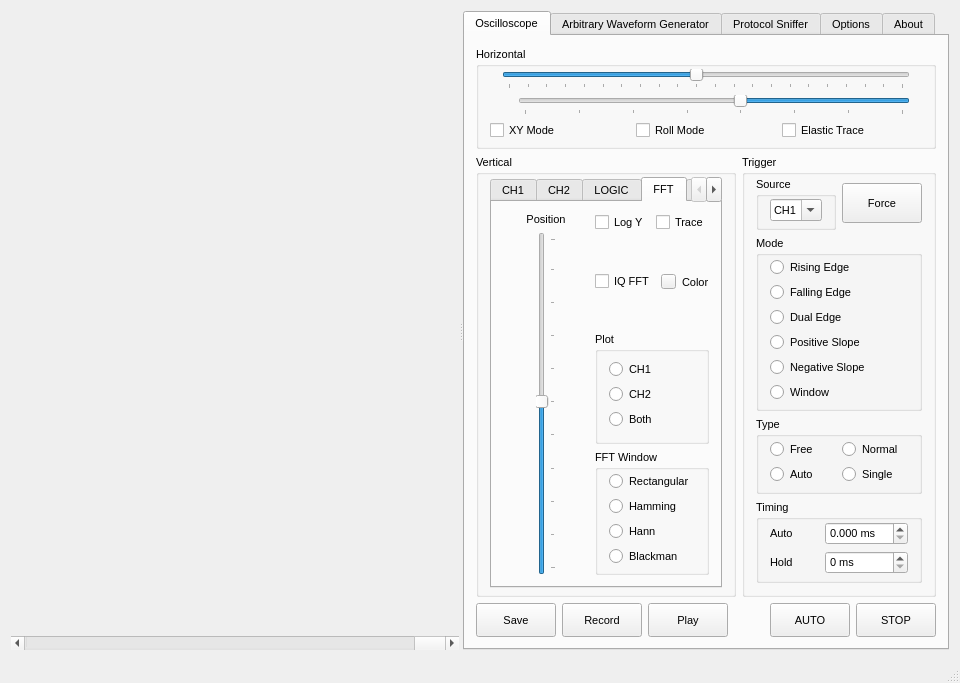
Above: xprotolabinterface.ui from ganzziani/xscopes-qt before the change. Below: the same form after it.
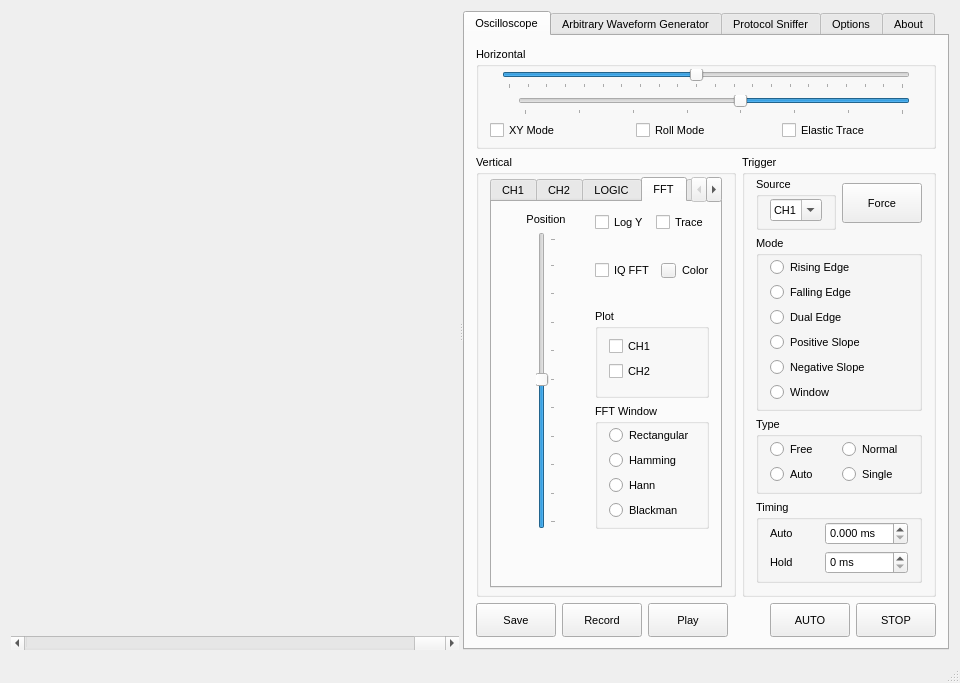
That is the form after the change. The open tabs and pages were chosen to show the change. Icons and pictures are not drawn. Custom widgets are drawn as their Qt base class.

Patch:
```diff
--- a/xprotolabinterface.ui
+++ b/xprotolabinterface.ui
@@ -1569,6 +1569,9 @@
                       <property name="spacing">
                        <number>6</number>
                       </property>
+                      <property name="bottomMargin">
+                       <number>6</number>
+                      </property>
                       <item>
                        <layout class="QVBoxLayout" name="verticalLayout_40">
                         <item>
@@ -1706,35 +1709,31 @@
                            <string>Plot</string>
                           </property>
                           <layout class="QVBoxLayout" name="verticalLayout_37">
+                           <property name="spacing">
+                            <number>6</number>
+                           </property>
                            <property name="topMargin">
                             <number>3</number>
                            </property>
                            <property name="bottomMargin">
-                            <number>5</number>
+                            <number>8</number>
                            </property>
                            <item>
                             <layout class="QVBoxLayout" name="verticalLayout_36">
                              <item>
-                              <widget class="QRadioButton" name="radioButtonPlotCH1">
+                              <widget class="QCheckBox" name="checkBoxFFTCH1">
                                <property name="text">
                                 <string>CH1</string>
                                </property>
                               </widget>
                              </item>
                              <item>
-                              <widget class="QRadioButton" name="radioButtonPlotCH2">
+                              <widget class="QCheckBox" name="checkBoxFFTCH2">
                                <property name="text">
                                 <string>CH2</string>
                                </property>
                               </widget>
                              </item>
-                             <item>
-                              <widget class="QRadioButton" name="radioButtonPlotBoth">
-                               <property name="text">
-                                <string>Both</string>
-                               </property>
-                              </widget>
-                             </item>
                             </layout>
                            </item>
                           </layout>
@@ -1791,6 +1790,22 @@
                       </item>
                      </layout>
                     </item>
+                    <item>
+                     <spacer name="verticalSpacer_5">
+                      <property name="orientation">
+                       <enum>Qt::Vertical</enum>
+                      </property>
+                      <property name="sizeType">
+                       <enum>QSizePolicy::Fixed</enum>
+                      </property>
+                      <property name="sizeHint" stdset="0">
+                       <size>
+                        <width>20</width>
+                        <height>40</height>
+                       </size>
+                      </property>
+                     </spacer>
+                    </item>
                    </layout>
                   </widget>
                   <widget class="QWidget" name="refTab">
```
Left out of the diff: 4 changed lines with no effect on the pictures.
